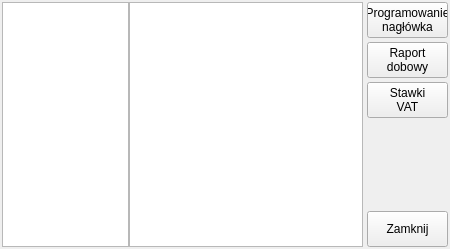
Kriskus/MemoryTester, file preparingdevicewindow.ui: the form before one commit.
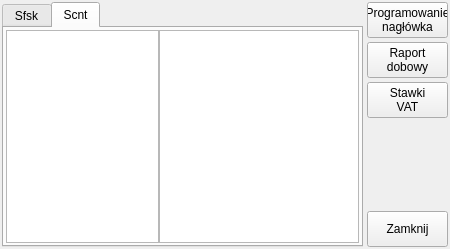
The form after the commit. The open tabs and pages were chosen to show the change.

Commit message:
Added scnt status
Added scnt status after every fiscal invoice or receipt

Patch:
```diff
--- a/preparingdevicewindow.ui
+++ b/preparingdevicewindow.ui
@@ -31,6 +31,31 @@
      <number>4</number>
     </property>
     <item row="0" column="0" rowspan="5">
+     <widget class="QTabWidget" name="tabWidget">
+      <property name="currentIndex">
+       <number>0</number>
+      </property>
+      <widget class="QWidget" name="tab">
+       <attribute name="title">
+        <string>Sfsk</string>
+       </attribute>
+       <layout class="QGridLayout" name="gridLayout_3">
+        <property name="leftMargin">
+         <number>2</number>
+        </property>
+        <property name="topMargin">
+         <number>2</number>
+        </property>
+        <property name="rightMargin">
+         <number>2</number>
+        </property>
+        <property name="bottomMargin">
+         <number>2</number>
+        </property>
+        <property name="spacing">
+         <number>2</number>
+        </property>
+        <item row="0" column="0">
      <layout class="QHBoxLayout" name="horizontalLayout">
       <property name="spacing">
        <number>0</number>
@@ -39,16 +64,62 @@
        <widget class="QTextBrowser" name="textBrowserStatic">
         <property name="maximumSize">
          <size>
-          <width>150</width>
+              <width>210</width>
           <height>16777215</height>
          </size>
         </property>
        </widget>
       </item>
       <item>
-       <widget class="QTextBrowser" name="textBrowserResponse"/>
-      </item>
-     </layout>
+           <widget class="QTextBrowser" name="textBrowserResponseSfsk"/>
+          </item>
+         </layout>
+        </item>
+       </layout>
+      </widget>
+      <widget class="QWidget" name="tab_2">
+       <attribute name="title">
+        <string>Scnt</string>
+       </attribute>
+       <layout class="QGridLayout" name="gridLayout_2">
+        <property name="leftMargin">
+         <number>2</number>
+        </property>
+        <property name="topMargin">
+         <number>2</number>
+        </property>
+        <property name="rightMargin">
+         <number>2</number>
+        </property>
+        <property name="bottomMargin">
+         <number>2</number>
+        </property>
+        <property name="spacing">
+         <number>2</number>
+        </property>
+        <item row="0" column="0">
+         <layout class="QHBoxLayout" name="horizontalLayout_2">
+          <property name="spacing">
+           <number>0</number>
+          </property>
+          <item>
+           <widget class="QTextBrowser" name="textBrowserStaticScnt">
+            <property name="maximumSize">
+             <size>
+              <width>210</width>
+              <height>16777215</height>
+             </size>
+            </property>
+           </widget>
+          </item>
+          <item>
+           <widget class="QTextBrowser" name="textBrowserResponseScnt"/>
+          </item>
+         </layout>
+        </item>
+       </layout>
+      </widget>
+     </widget>
     </item>
     <item row="0" column="1">
      <widget class="QPushButton" name="pushButtonHeader">
```
Left out of the diff: 2 changed lines with no effect on the pictures. Lines whose indentation alone changed are shown as unchanged. The commit also changes 6 other files.
